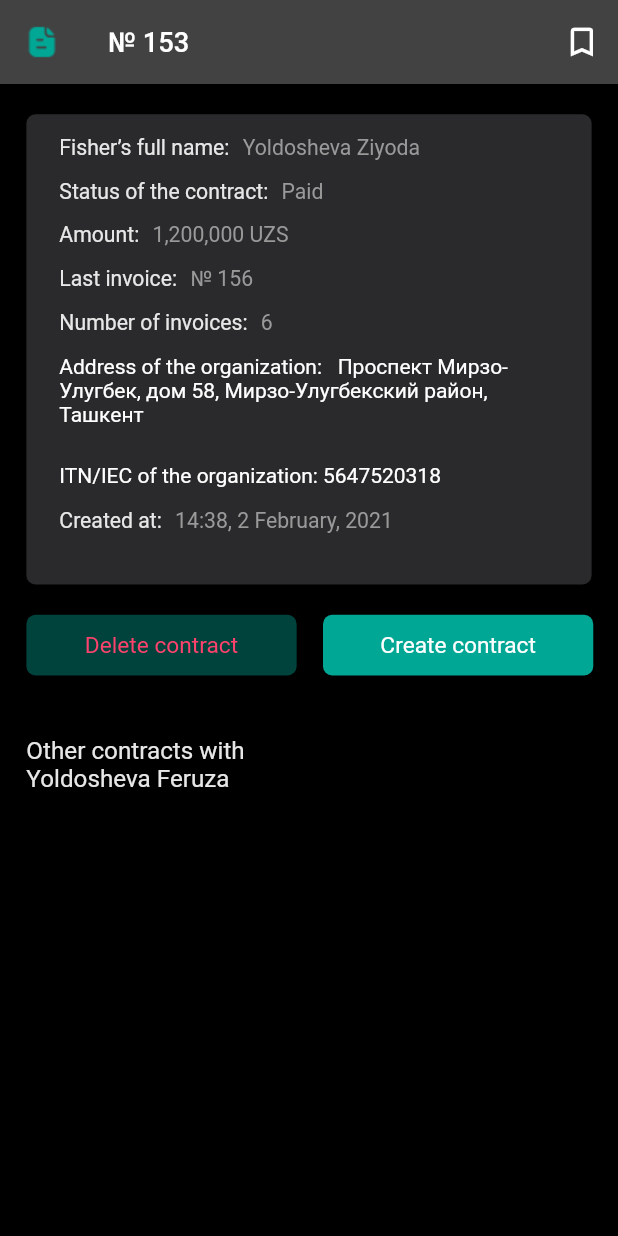
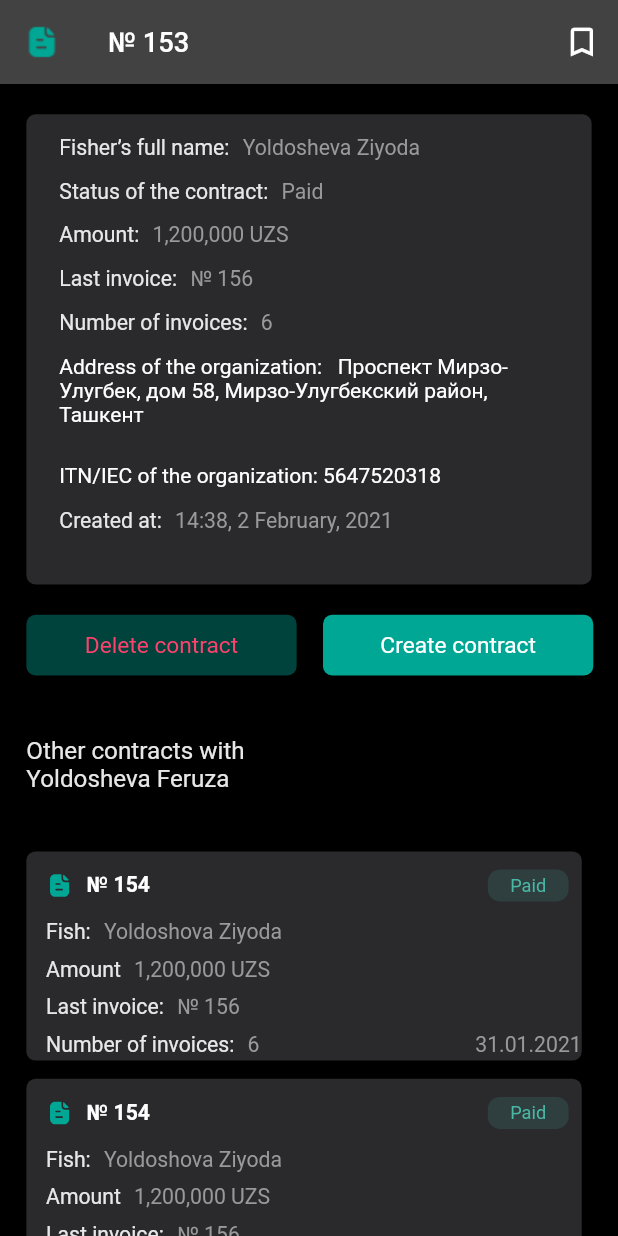
Before and after one commit to dilbekdeveloper11/IBillingg, a Flutter app: the screen it shows after launch, on a phone screen of 412 x 824 dp. Run offline on Flutter 3.47's test engine with Material 2 defaults, Android fonts, the phone set to English and light mode, and no system bars; our stand-ins replace flutter_bloc, flutter_svg; missing offline and left inert: calendar_agenda, flutter_expanded_tile.

Commit message:
single pageda Widget ishlatildi

```diff
--- a/lib/single_pages/single_page.dart
+++ b/lib/single_pages/single_page.dart
@@ -141,13 +141,40 @@ class SinglePage extends StatelessWidget {
             ),
           ),
           SliverGrid(
-              gridDelegate: SliverGridDelegateWithFixedCrossAxisCount(
-                crossAxisCount: 1,
-                mainAxisExtent: getH(150),
-              ),
-              delegate: SliverChildBuilderDelegate((context, index) {
-                return Widgets.Card(ntitle: "", height: height, width: width, colors: colors, opacity: opacity, smallTitle: smallTitle, smallTitleColor: smallTitleColor, ismi: ismi, amount: amount, lastInvoice: lastInvoice, number: number, date: date)
-              })),
+            gridDelegate: SliverGridDelegateWithFixedCrossAxisCount(
+              crossAxisCount: 1,
+              mainAxisExtent: getH(150),
+            ),
+            delegate: SliverChildBuilderDelegate(
+              (context, index) {
+                return Container(
+                  color: Colors.black,
+                  height: double.infinity,
+                  width: double.infinity,
+                  child: Padding(
+                    padding: EdgeInsets.only(right: getW(22), top: getH(12)),
+                    child: Container(
+                      color: Colors.black,
+                      child: Widgets.Card(
+                        ntitle: "№ 154",
+                        height: 21,
+                        width: 49,
+                        colors: const Color(0xff49B7A5),
+                        opacity: 0.15,
+                        smallTitle: "Paid",
+                        smallTitleColor: const Color(0xff49B7A5),
+                        ismi: "Yoldoshova Ziyoda",
+                        amount: "1,200,000 UZS",
+                        lastInvoice: "№ 156",
+                        number: "6",
+                        date: "31.01.2021",
+                      ),
+                    ),
+                  ),
+                );
+              },
+            ),
+          ),
         ],
       ),
     );
```
Also changed, not shown: 9 other files.
